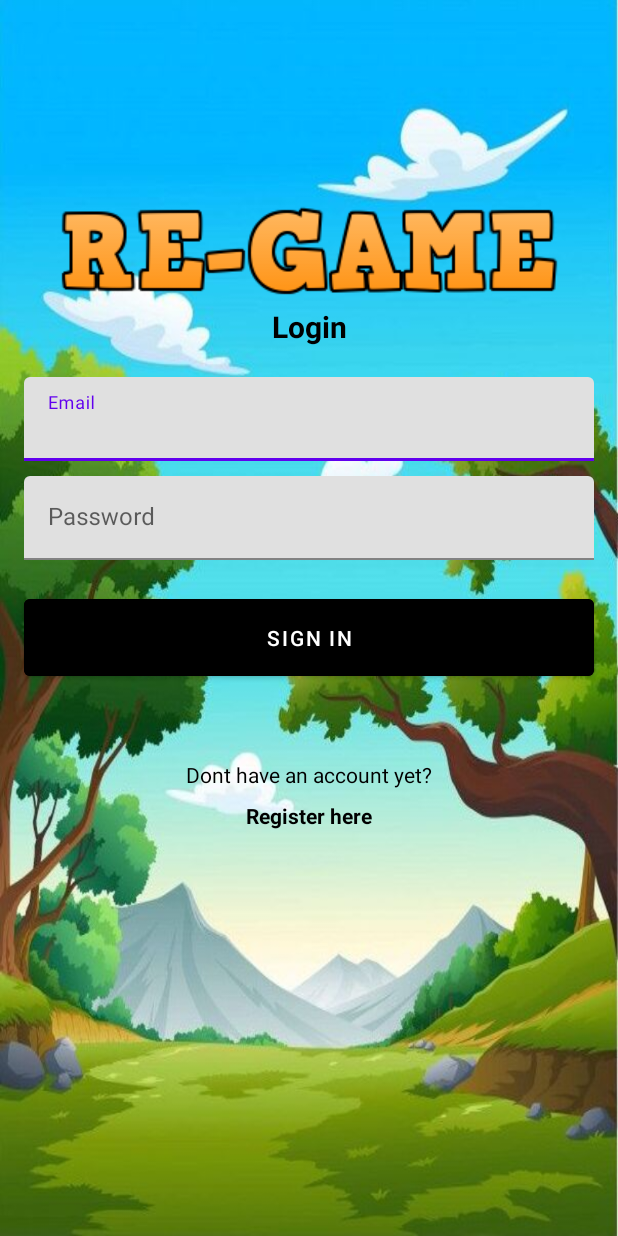
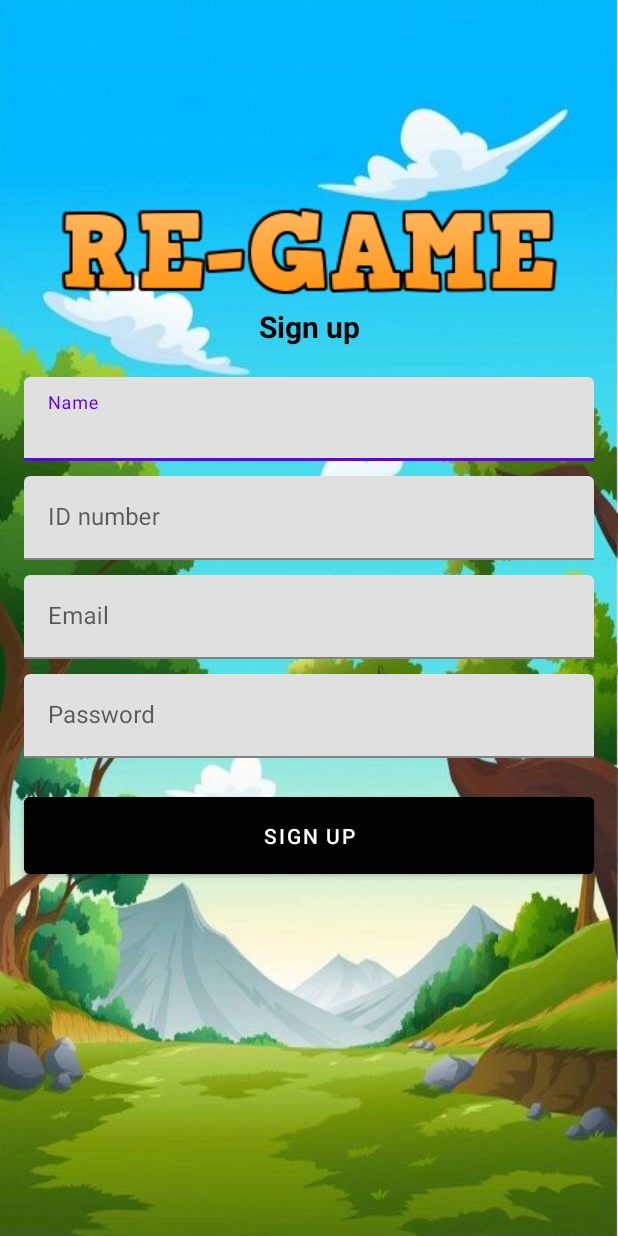
Before and after one commit to gulot1993/re-game, an Android app: the screen it shows after launch (SignInActivity before the commit, SignUpActivity after it), after a tap on "Register here", on a phone screen of 412 x 824 dp. Run offline under Robolectric (Android 15) with nearby library versions, the phone set to English and light mode, and no system bars; our stand-ins replace Firebase (no records; nobody signed in at launch, a user with empty details on screens opened directly).

Commit message:
add progress bar and add navigation

```diff
--- a/app/src/main/AndroidManifest.xml
+++ b/app/src/main/AndroidManifest.xml
@@ -17,8 +17,8 @@
         <activity android:name=".Features.Video"/>
         <activity android:name=".Features.Story"/>
         <activity android:name=".Features.Leaderboard.GameListActivity"/>
-<!--        <activity android:name=".Features.signup.SignUpActivity" />-->
-<!--        <activity android:name=".Features.signin.SignInActivity" />-->
+        <activity android:name=".Features.signup.SignUpActivity" />
+        <activity android:name=".Features.MenuActivity" />
         <activity android:name=".Features.signin.SignInActivity">
             <intent-filter>
                 <action android:name="android.intent.action.MAIN" />
--- a/app/src/main/java/com/project/regame/Features/signup/SignUpActivity.java
+++ b/app/src/main/java/com/project/regame/Features/signup/SignUpActivity.java
@@ -1,5 +1,6 @@
 package com.project.regame.Features.signup;
 
+import android.content.Intent;
 import android.os.Bundle;
 import android.util.Log;
 import android.view.View;
@@ -13,13 +14,16 @@ import com.google.android.gms.tasks.OnCompleteListener;
 import com.google.android.gms.tasks.OnSuccessListener;
 import com.google.android.gms.tasks.Task;
 import com.google.android.material.button.MaterialButton;
+import com.google.android.material.progressindicator.CircularProgressIndicator;
 import com.google.android.material.textfield.TextInputEditText;
 import com.google.firebase.auth.AuthResult;
 import com.google.firebase.auth.FirebaseAuth;
 import com.google.firebase.firestore.CollectionReference;
 import com.google.firebase.firestore.DocumentReference;
 import com.google.firebase.firestore.FirebaseFirestore;
+import com.project.regame.Features.MenuActivity;
 import com.project.regame.Features.model.User;
+import com.project.regame.Features.signin.SignInActivity;
 import com.project.regame.R;
 
 public class SignUpActivity extends AppCompatActivity {
@@ -27,6 +31,7 @@ public class SignUpActivity extends AppCompatActivity {
     TextInputEditText etName, etIdNumber, etEmail, etPassword;
     private FirebaseAuth auth;
     private FirebaseFirestore db;
+    CircularProgressIndicator progressIndicator;
 
     @Override
     protected void onCreate(@Nullable Bundle savedInstanceState) {
@@ -44,6 +49,7 @@ public class SignUpActivity extends AppCompatActivity {
         etIdNumber = findViewById(R.id.etIdNumber);
         etEmail = findViewById(R.id.etEmail);
         etPassword = findViewById(R.id.etPassword);
+        progressIndicator = findViewById(R.id.progressCircular);
     }
 
     private void setupListeners() {
@@ -77,19 +83,21 @@ public class SignUpActivity extends AppCompatActivity {
         // for our Firebase Firetore database.
         CollectionReference users = db.collection("User");
         User user = new User(name, idNumber, email, password);
-
+        progressIndicator.setVisibility(View.VISIBLE);
         users.add(user).addOnSuccessListener(new OnSuccessListener<DocumentReference>() {
             @Override
             public void onSuccess(DocumentReference documentReference) {
                 Toast.makeText(SignUpActivity.this, "Your Course has been added to Firebase Firestore", Toast.LENGTH_SHORT).show();
-                Log.d("TEST","Gwapo ko ");
                 auth.createUserWithEmailAndPassword(email, password).addOnCompleteListener(SignUpActivity.this, new OnCompleteListener<AuthResult>() {
                     @Override
                     public void onComplete(@NonNull Task<AuthResult> task) {
-                        Toast.makeText(SignUpActivity.this, "Succcess", Toast.LENGTH_SHORT).show();
+                        progressIndicator.setVisibility(View.GONE);
+                        Intent intent = new Intent(SignUpActivity.this, SignInActivity.class);
+                        startActivity(intent);
                     }
                 });
             }
+
         });
 
     }
--- a/app/src/main/res/layout/activity_sign_up.xml
+++ b/app/src/main/res/layout/activity_sign_up.xml
@@ -110,4 +110,16 @@
         app:layout_constraintStart_toStartOf="@id/tilPassword"
         app:layout_constraintTop_toBottomOf="@id/tilPassword"/>
 
+    <com.google.android.material.progressindicator.CircularProgressIndicator
+        android:id="@+id/progressCircular"
+        android:layout_width="wrap_content"
+        android:layout_height="wrap_content"
+        app:indicatorColor="@color/black"
+        android:indeterminate="true"
+        app:layout_constraintTop_toTopOf="parent"
+        app:layout_constraintBottom_toBottomOf="parent"
+        app:layout_constraintEnd_toEndOf="parent"
+        app:layout_constraintStart_toStartOf="parent"
+        android:visibility="gone"/>
+
 </androidx.constraintlayout.widget.ConstraintLayout>
```
Also changed, not shown: app/src/main/java/com/project/regame/Features/MenuActivity.java (+12 -1 lines), app/src/main/java/com/project/regame/Features/signin/SignInActivity.java (+19 -2 lines), app/src/main/res/layout/activity_menu.xml (+18 -4 lines), app/src/main/res/layout/activity_sign_in.xml (+12 -0 lines).
